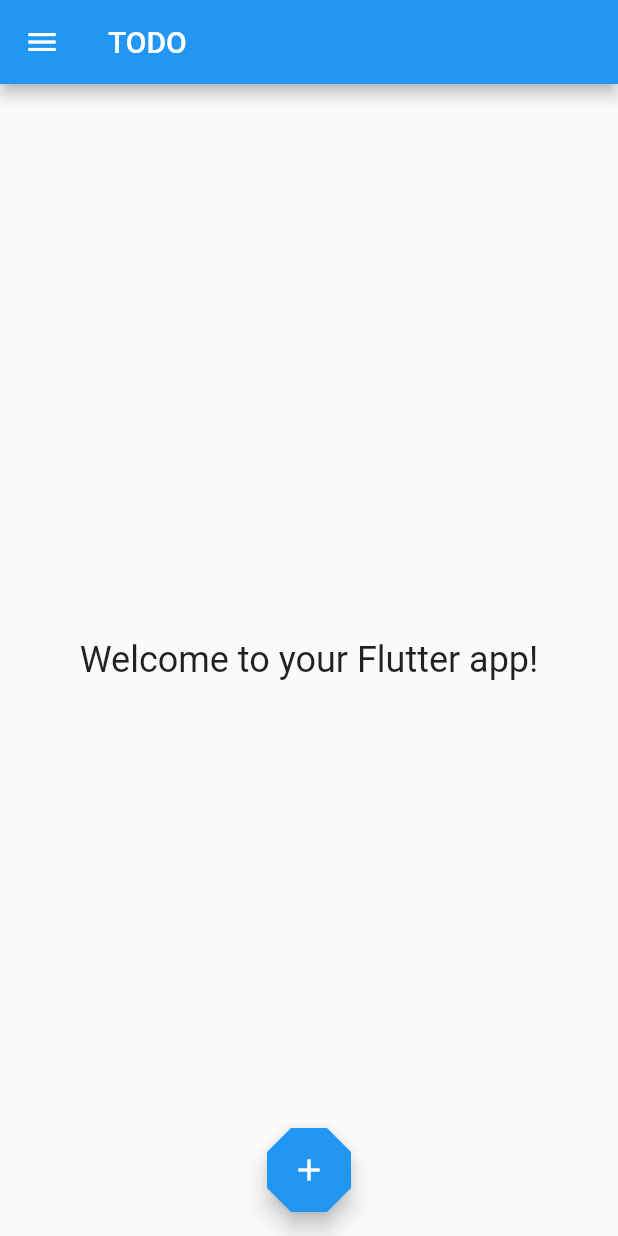
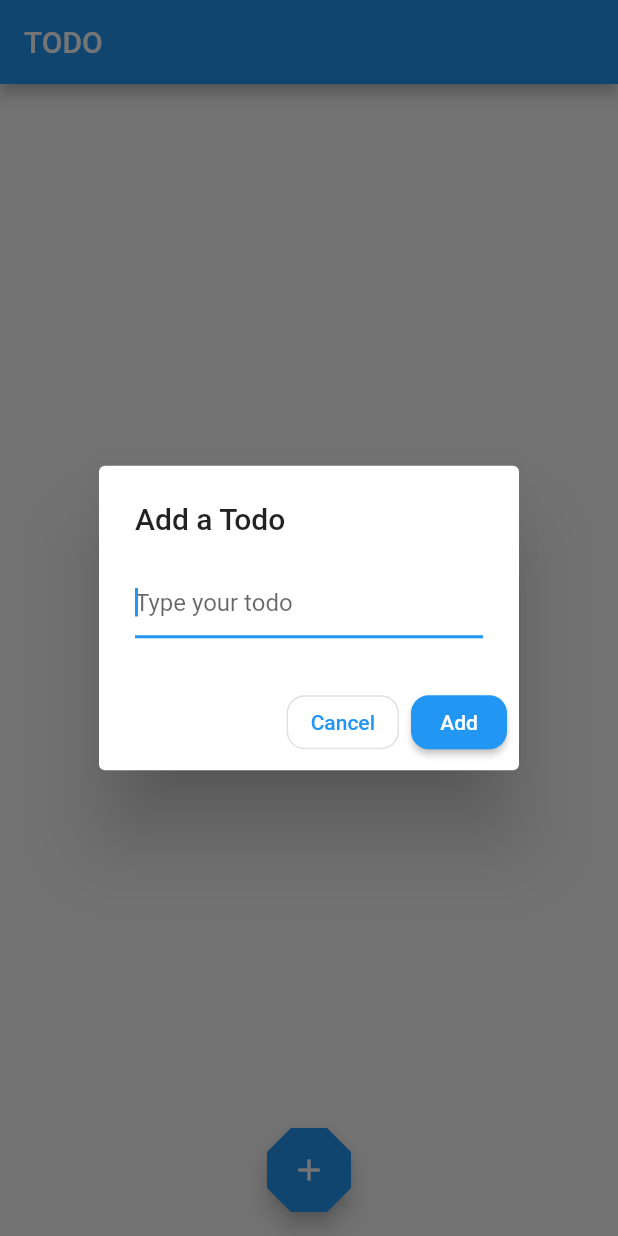
Before and after one commit to OrMizL/todo_app, a Flutter app: the screen it shows after launch, after a tap on the "add" icon, on a phone screen of 412 x 824 dp. Run offline on Flutter 3.47's test engine with Material 2 defaults, Android fonts, the phone set to English and light mode, and no system bars.

Commit message:
final first version

```diff
--- a/lib/main.dart
+++ b/lib/main.dart
@@ -1,10 +1,12 @@
 import 'package:flutter/material.dart';
 
 void main() {
-  runApp(MyApp());
+  runApp(TodoApp());
 }
 
-class MyApp extends StatelessWidget {
+class TodoApp extends StatelessWidget {
+  const TodoApp({super.key});
+
   @override
   Widget build(BuildContext context) {
     return MaterialApp(
@@ -12,56 +14,102 @@ class MyApp extends StatelessWidget {
       theme: ThemeData(
         primarySwatch: Colors.blue,
       ),
-      home: MyHomePage(),
+      home: TodoList(),
     );
   }
 }
 
-class MyHomePage extends StatelessWidget {
+class TodoList extends StatefulWidget {
+  const TodoList({super.key});
+
+  @override
+  State<TodoList> createState() => _TodoListState();
+}
+
+class _TodoListState extends State<TodoList> {
+  final List<Todo> _todos = <Todo>[];
+  final TextEditingController _textFieldController = TextEditingController();
+
+  void _addTodoItem(String name) {
+    setState(() {
+      _todos.add(Todo(name: name, completed: false));
+    });
+    _textFieldController.clear();
+  }
+
+  void _handleTodoChange(Todo todo) {
+    setState(() {
+      todo.completed = !todo.completed;
+    });
+  }
+
+  void _handleTodoDelete(Todo todo) {
+    setState(() {
+      _todos.removeWhere((element) => element.name == todo.name);
+    });
+  }
+
+  Future<void> _displayDialog() async {
+    return showDialog<void>(
+      context: context,
+      barrierDismissible: false,
+      builder: (BuildContext context) {
+        return AlertDialog(
+          title: const Text('Add a Todo'),
+          content: TextField(
+            controller: _textFieldController,
+            decoration: const InputDecoration(hintText: 'Type your todo'),
+            autofocus: true,
+          ),
+          actions: <Widget>[
+            OutlinedButton(
+              style: OutlinedButton.styleFrom(
+                shape: RoundedRectangleBorder(
+                  borderRadius: BorderRadius.circular(12),
+                ),
+              ),
+              onPressed: () {
+                Navigator.of(context).pop();
+              },
+              child: const Text('Cancel'),
+            ),
+            ElevatedButton(
+              style: ElevatedButton.styleFrom(
+                shape: RoundedRectangleBorder(
+                  borderRadius: BorderRadius.circular(12),
+                ),
+              ),
+              onPressed: () {
+                Navigator.of(context).pop();
+                _addTodoItem(_textFieldController.text);
+              },
+              child: const Text('Add'),
+            ),
+          ],
+        );
+      },
+    );
+  }
+
   @override
   Widget build(BuildContext context) {
     return Scaffold(
       appBar: AppBar(
         title: const Text('TODO'),
       ),
-      drawer: Drawer(
-        child: ListView(
-          padding: EdgeInsets.zero,
-          children: <Widget>[
-            const DrawerHeader(
-              decoration: BoxDecoration(
-                color: Colors.blue,
-              ),
-              child: Text(
-                'Drawer Header',
-                style: TextStyle(
-                  color: Colors.white,
-                  fontSize: 24,
-                ),
-              ),
-            ),
-            ListTile(
-              leading: const Icon(Icons.home),
-              title: const Text('Home'),
-              onTap: () {
-                // Add your navigation logic here
-              },
-            ),
-            // Add more ListTiles for additional options in the drawer
-          ],
-        ),
-      ),
-      body: const Center(
-        child: Text(
-          'Welcome to your Flutter app!',
-          style: TextStyle(fontSize: 24),
-        ),
+      body: ListView(
+        padding: const EdgeInsets.symmetric(vertical: 10.0),
+        children: _todos.map((Todo todo) {
+          return TodoItem(
+            todo: todo,
+            onTodoChange: _handleTodoChange,
+            onTodoDelete: _handleTodoDelete
+          );
+        }).toList(),
       ),
       floatingActionButton: FloatingActionButton(
-        onPressed: () {
-          // Add your FAB action here
-        },
-        tooltip: 'Increment',
+        onPressed: () => _displayDialog(),
+        tooltip: 'Add Todo',
         shape: const BeveledRectangleBorder(
           borderRadius: BorderRadius.all(
             Radius.circular(16.0), // You can adjust the radius value as needed
@@ -73,3 +121,62 @@ class MyHomePage extends StatelessWidget {
     );
   }
 }
+
+class TodoItem extends StatelessWidget {
+  TodoItem({required this.todo, required this.onTodoChange, required this.onTodoDelete}) : super(key: ObjectKey(todo));
+
+  final Todo todo;
+  final void Function(Todo todo) onTodoChange;
+  final void Function(Todo todo) onTodoDelete;
+
+  TextStyle? _getTextStyle(bool checked) {
+    if (!checked) return null;
+
+    return const TextStyle(
+      color: Colors.black54,
+      decoration: TextDecoration.lineThrough,
+    );
+  }
+
+  @override
+  Widget build(BuildContext context) {
+    return ListTile(
+      onTap: () {
+        onTodoChange(todo);
+      },
+      leading: Checkbox(
+        checkColor: Colors.greenAccent,
+        activeColor: Colors.red,
+        value: todo.completed,
+        onChanged: (value) {
+          onTodoChange(todo);
+        },
+      ),
+      title: Row(children: <Widget>[
+        Expanded(
+          child: Text(todo.name, style: _getTextStyle(todo.completed)),
+        ),
+        IconButton(
+          iconSize: 30,
+          icon: Icon(
+            Icons.delete,
+            color: Colors.red[300],
+          ),
+          alignment: Alignment.centerRight,
+          onPressed: () {
+            onTodoDelete(todo);
+          },
+        ),
+      ]),
+    );
+  }
+}
+
+class Todo {
+  Todo({
+    required this.name,
+    required this.completed
+  });
+  String name;
+  bool completed;
+}
```
Also changed, not shown: 1 other file.
